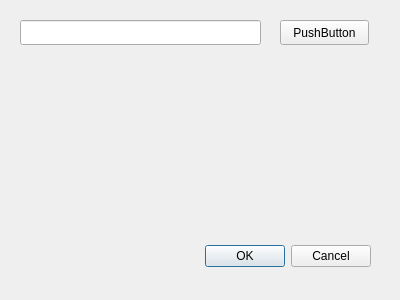
nickbnf/glogg, file src/PyDialog.ui: the form before one commit.
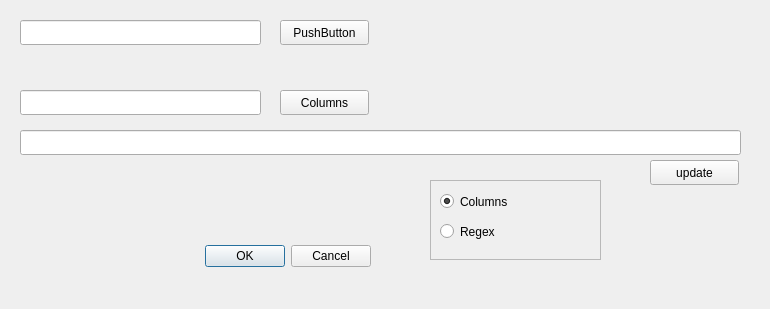
The form after the commit.

Commit message: Extended displayd lines modification in example plugin.

The edit to the form file:
```diff
--- a/src/PyDialog.ui
+++ b/src/PyDialog.ui
@@ -6,8 +6,8 @@
    <rect>
     <x>0</x>
     <y>0</y>
-    <width>400</width>
-    <height>300</height>
+    <width>770</width>
+    <height>309</height>
    </rect>
   </property>
   <property name="windowTitle">
@@ -52,6 +52,97 @@
     <string>PushButton</string>
    </property>
   </widget>
+  <widget class="QPushButton" name="pushButtonColumns">
+   <property name="geometry">
+    <rect>
+     <x>280</x>
+     <y>90</y>
+     <width>89</width>
+     <height>25</height>
+    </rect>
+   </property>
+   <property name="text">
+    <string>Columns</string>
+   </property>
+  </widget>
+  <widget class="QLineEdit" name="lineEditColumns">
+   <property name="geometry">
+    <rect>
+     <x>20</x>
+     <y>90</y>
+     <width>241</width>
+     <height>25</height>
+    </rect>
+   </property>
+  </widget>
+  <widget class="QPushButton" name="pushButtonRegex">
+   <property name="geometry">
+    <rect>
+     <x>650</x>
+     <y>160</y>
+     <width>89</width>
+     <height>25</height>
+    </rect>
+   </property>
+   <property name="text">
+    <string>update</string>
+   </property>
+  </widget>
+  <widget class="QLineEdit" name="lineEditRegex">
+   <property name="geometry">
+    <rect>
+     <x>20</x>
+     <y>130</y>
+     <width>721</width>
+     <height>25</height>
+    </rect>
+   </property>
+  </widget>
+  <widget class="QFrame" name="frame">
+   <property name="geometry">
+    <rect>
+     <x>430</x>
+     <y>180</y>
+     <width>171</width>
+     <height>80</height>
+    </rect>
+   </property>
+   <property name="frameShape">
+    <enum>QFrame::StyledPanel</enum>
+   </property>
+   <property name="frameShadow">
+    <enum>QFrame::Raised</enum>
+   </property>
+   <widget class="QRadioButton" name="radioButtonColumns">
+    <property name="geometry">
+     <rect>
+      <x>10</x>
+      <y>10</y>
+      <width>112</width>
+      <height>23</height>
+     </rect>
+    </property>
+    <property name="text">
+     <string>Columns</string>
+    </property>
+    <property name="checked">
+     <bool>true</bool>
+    </property>
+   </widget>
+   <widget class="QRadioButton" name="radioButtonRegex">
+    <property name="geometry">
+     <rect>
+      <x>10</x>
+      <y>40</y>
+      <width>112</width>
+      <height>23</height>
+     </rect>
+    </property>
+    <property name="text">
+     <string>Regex</string>
+    </property>
+   </widget>
+  </widget>
  </widget>
  <resources/>
  <connections>
```
The commit also changes 18 other files.
